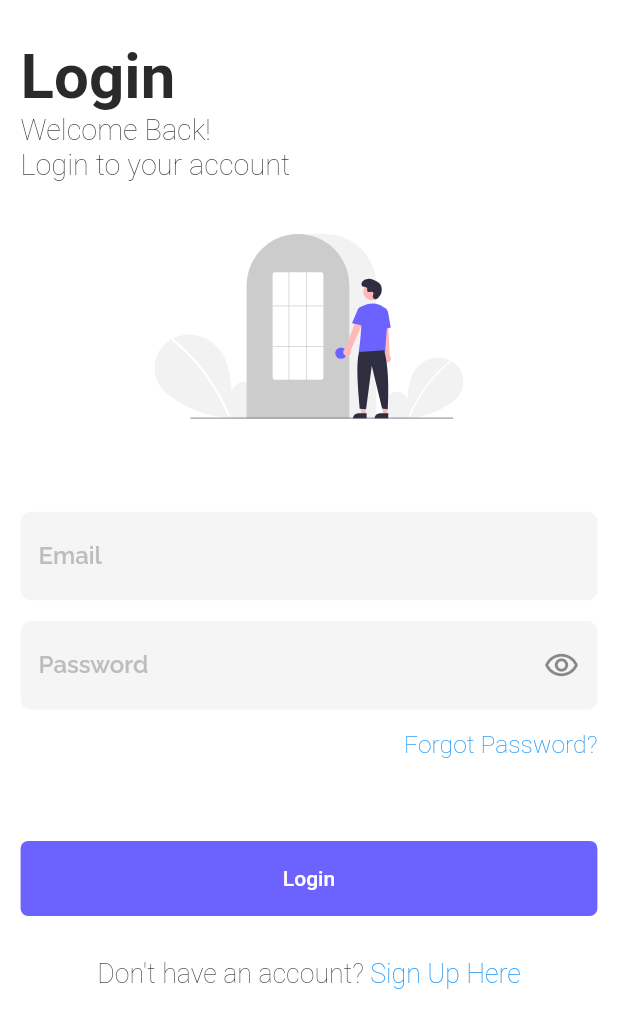
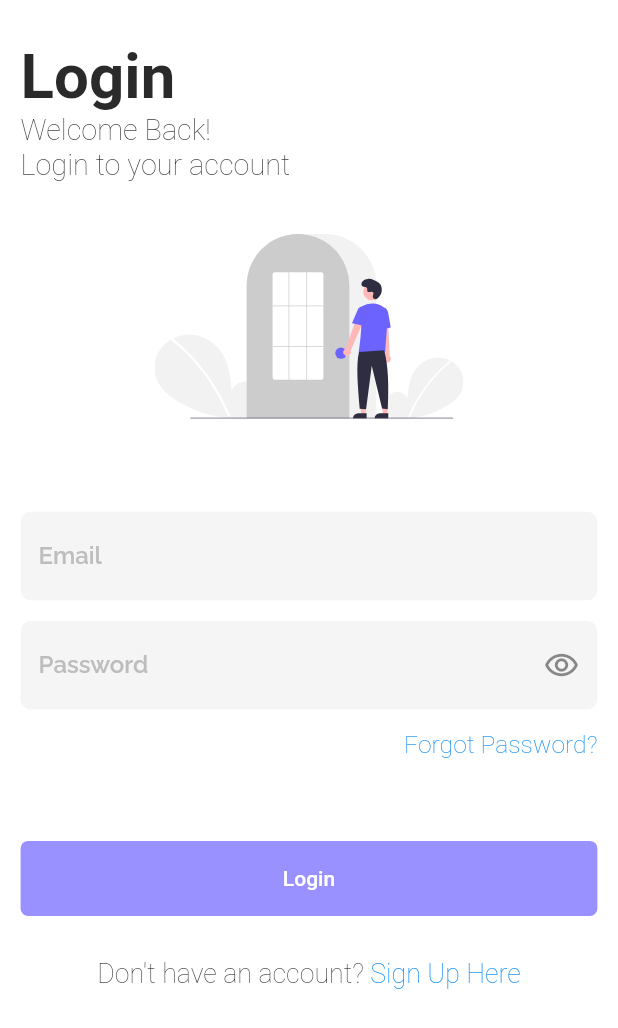
Before and after one commit to olamilekan-adeleke/kod-chat-updated, a Flutter app: the screen it shows after launch, on a phone screen of 412 x 824 dp. Shown: the top 1028 px of the screen. Run offline on Flutter 3.47's test engine with Material 2 defaults, Android fonts, the phone set to English and light mode, and no system bars; our stand-ins replace cached_network_image, cloud_firestore, firebase_auth, firebase_core, firebase_messaging, flutter_local_notifications and 6 more; accounts and stored records are empty; Roboto replaces fonts that are missing (Blinker).

Commit message:
updated button colors

```diff
--- a/lib/cores/components/custom_button.dart
+++ b/lib/cores/components/custom_button.dart
@@ -125,7 +125,7 @@ class CustomButton extends StatelessWidget {
                 ),
           backgroundColor: busy
               ? MaterialStateProperty.all(kcGrey100)
-              : MaterialStateProperty.all(color ?? kcPrimaryColor),
+              : MaterialStateProperty.all(color ?? kcPrimaryColorTwo),
         ),
         child: child,
       ),
```
